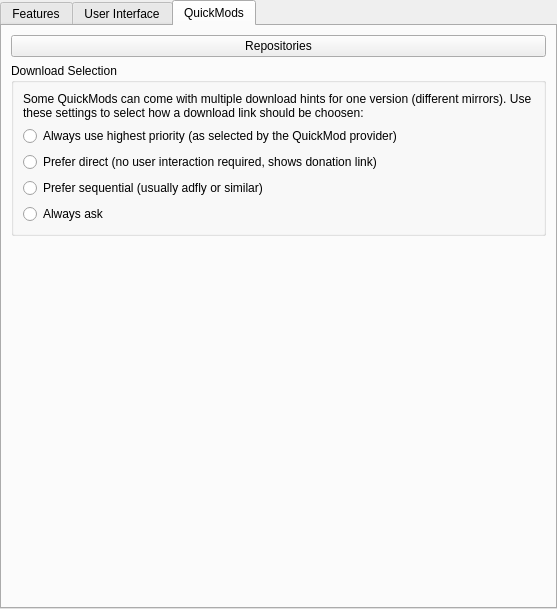
Above: gui/pages/global/MultiMCPage.ui from shaszard/test before the change. Below: the same form after it.
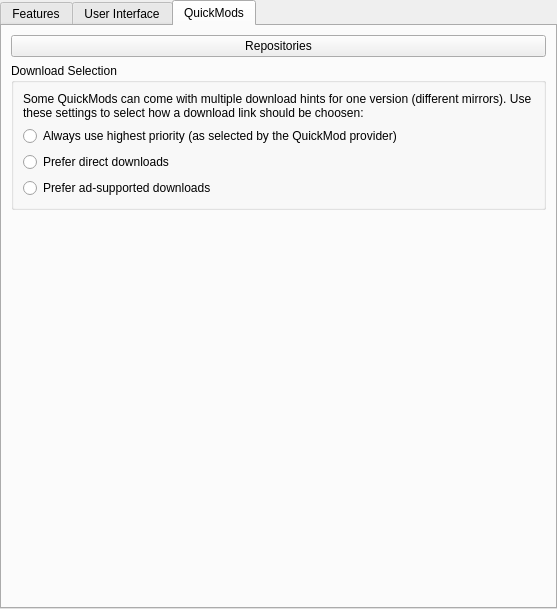
That is the form after the change. The open tabs and pages were chosen to show the change. Icons and pictures are not drawn.

Commit message: Mod downloads work with the model now.

What changed in the file:
```diff
--- a/gui/pages/global/MultiMCPage.ui
+++ b/gui/pages/global/MultiMCPage.ui
@@ -402,21 +402,14 @@
           <item>
            <widget class="QRadioButton" name="qmDirectBtn">
             <property name="text">
-             <string>Prefer direct (no user interaction required, shows donation link)</string>
+             <string>Prefer direct downloads</string>
             </property>
            </widget>
           </item>
           <item>
            <widget class="QRadioButton" name="qmSequentialBtn">
             <property name="text">
-             <string>Prefer sequential (usually adfly or similar)</string>
-            </property>
-           </widget>
-          </item>
-          <item>
-           <widget class="QRadioButton" name="qmAlwaysAskBtn">
-            <property name="text">
-             <string>Always ask</string>
+             <string>Prefer ad-supported downloads</string>
             </property>
            </widget>
           </item>
```
The commit also changes 21 other files.
